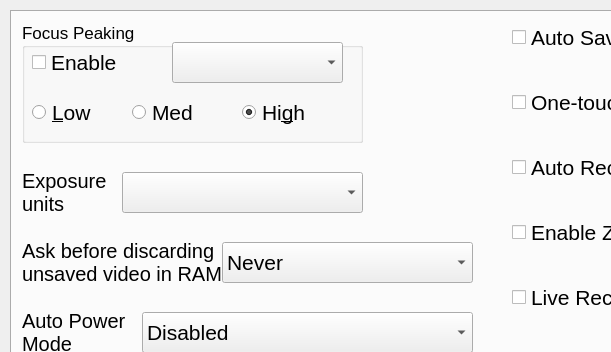
Above: src/utilwindow.ui from krontech/chronos-cam-app before the change; both pictures show x 0 to 611 and y 0 to 352 of the 800 by 480 pixel window. Below: the same form after it.
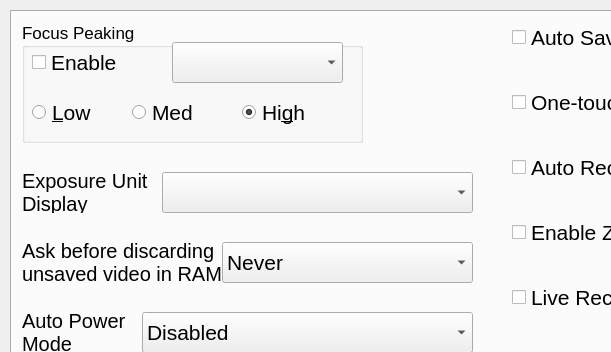
That is the form after the change. The open tabs and pages were chosen to show the change. Custom widgets are drawn as their Qt base class.

What changed in the file:
```diff
--- a/src/utilwindow.ui
+++ b/src/utilwindow.ui
@@ -283,7 +283,7 @@
       <rect>
        <x>10</x>
        <y>160</y>
-       <width>101</width>
+       <width>141</width>
        <height>41</height>
       </rect>
      </property>
@@ -293,8 +293,8 @@
       </font>
      </property>
      <property name="text">
-      <string>Exposure
-units</string>
+      <string>Exposure Unit
+Display</string>
      </property>
      <property name="checked" stdset="0">
       <bool>true</bool>
@@ -303,9 +303,9 @@
     <widget class="QComboBox" name="ExpcomboBox">
      <property name="geometry">
       <rect>
-       <x>110</x>
+       <x>150</x>
        <y>160</y>
-       <width>241</width>
+       <width>311</width>
        <height>41</height>
       </rect>
      </property>
```
Left out of the diff: 2 changed lines with no effect on the pictures.
